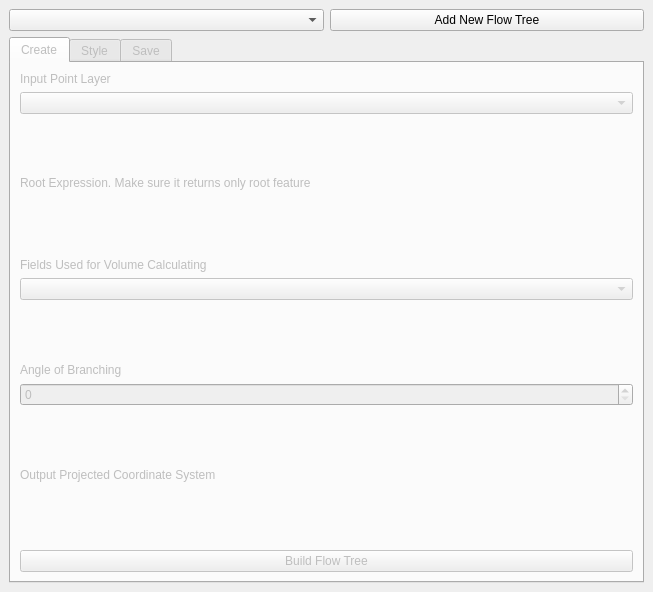
This is flow_map_builder_dockwidget_base.ui in glebpinigin/flow_map_builder as Qt 5 draws it before an edit. The edited form follows.
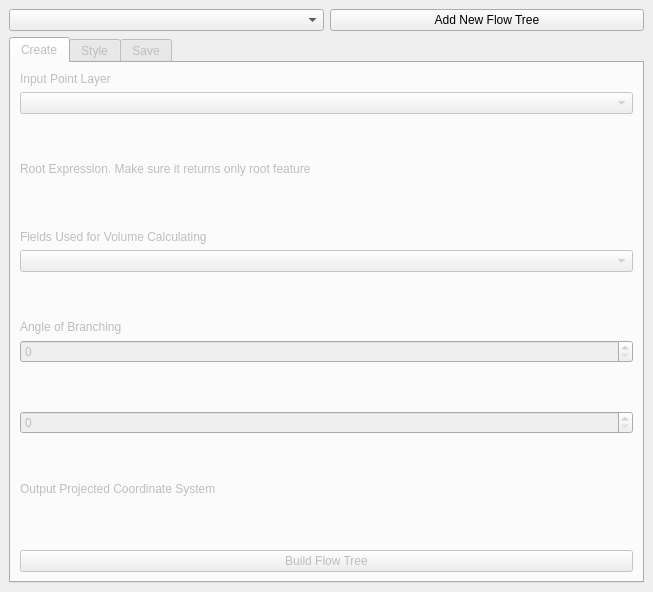
This is the edited form. Custom widgets are drawn as their Qt base class.

Commit message: stop_dst added; submodule updated

What changed in the file:
```diff
--- a/flow_map_builder_dockwidget_base.ui
+++ b/flow_map_builder_dockwidget_base.ui
@@ -138,6 +138,26 @@
           </property>
          </spacer>
         </item>
+        <item>
+         <widget class="QgsSpinBox" name="stop_dst_spin_box">
+          <property name="maximum">
+           <number>40000000</number>
+          </property>
+         </widget>
+        </item>
+        <item>
+         <spacer name="verticalSpacer_10">
+          <property name="orientation">
+           <enum>Qt::Vertical</enum>
+          </property>
+          <property name="sizeHint" stdset="0">
+           <size>
+            <width>20</width>
+            <height>40</height>
+           </size>
+          </property>
+         </spacer>
+        </item>
         <item>
          <widget class="QLabel" name="label_5">
           <property name="text">
```
Left out of the diff: 2 changed lines with no effect on the pictures. The commit also changes 2 other files.
